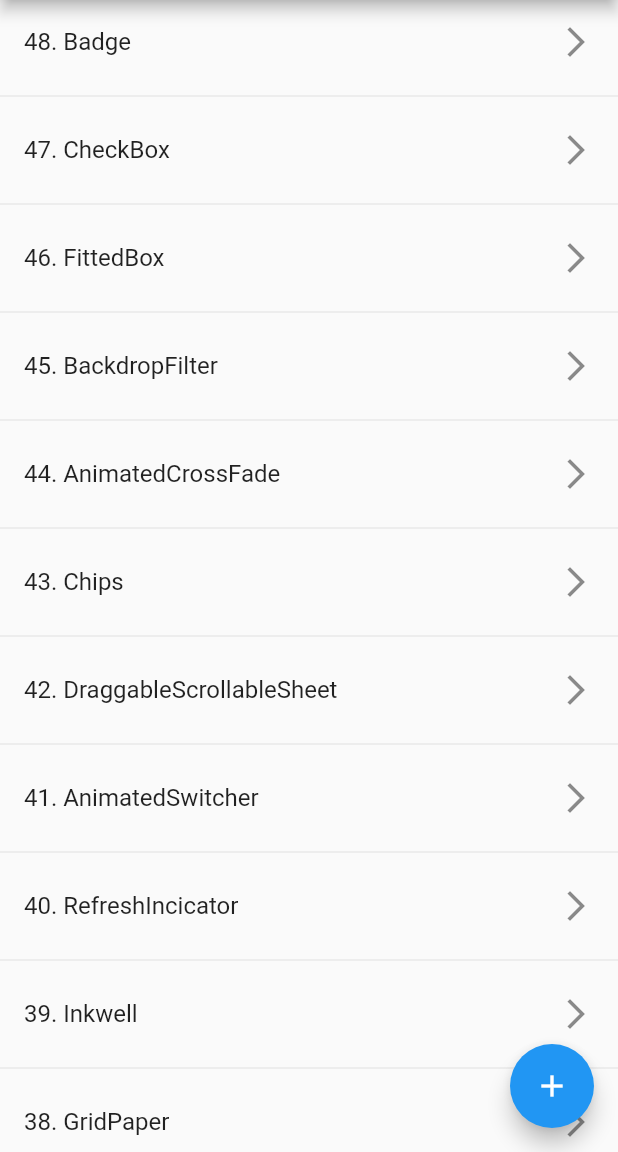
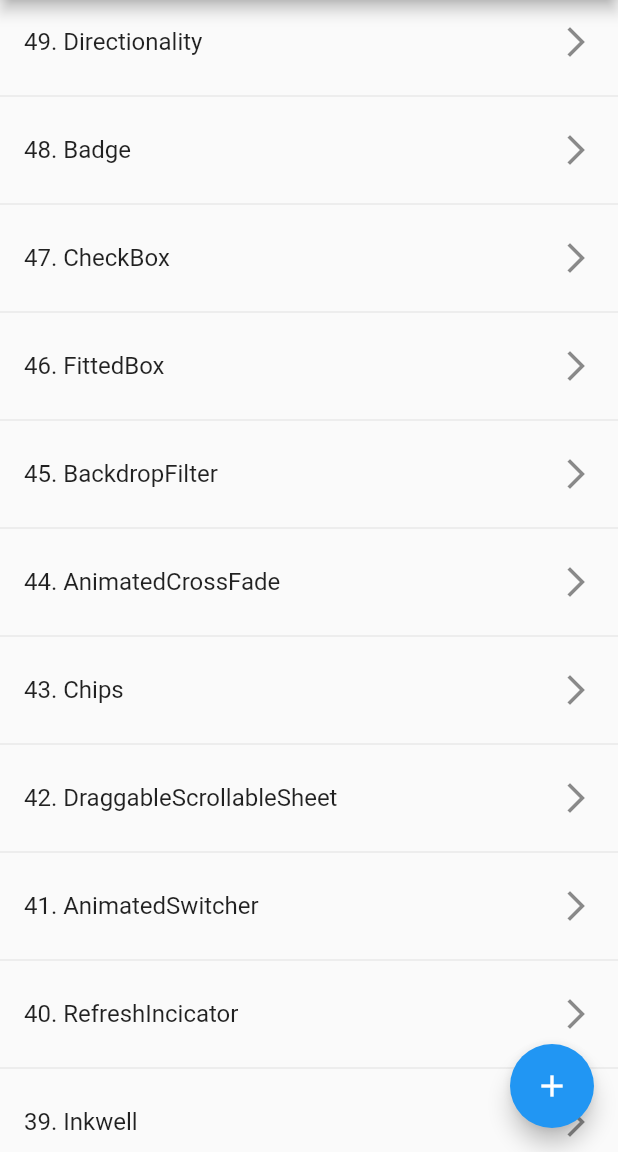
Before and after one commit to roshanman/hello_flutter, a Flutter app: the screen it shows after launch, on a phone screen of 412 x 824 dp, the part 84-1236 px from its top. Run offline on Flutter 3.47's test engine with Material 2 defaults, Android fonts, the phone set to English and light mode, and no system bars; our stand-ins replace badges.

Commit message:
Directionality Widget

```diff
--- a/lib/demo_lists.dart
+++ b/lib/demo_lists.dart
@@ -47,8 +47,10 @@ import 'backdrop_filter.dart';
 import 'fitted_box.dart';
 import 'check_box.dart';
 import 'badge.dart';
+import 'directionality.dart';
 
 final List<MyDemo> allDemos = [
+  const DirectionalityDemo(title: "Directionality"),
   const BadgeDemo(title: "Badge"),
   const CheckBoxDemo(title: "CheckBox"),
   const FittedBoxDemo(title: "FittedBox"),
```
Also changed, not shown: lib/directionality.dart (added, +14 -0 lines).
